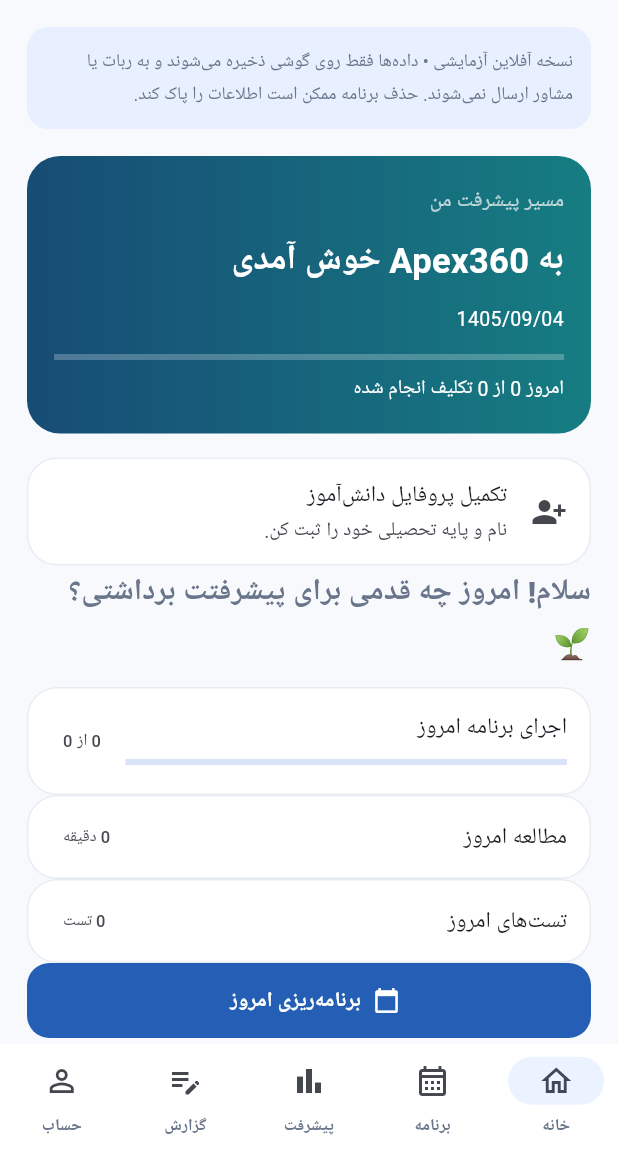
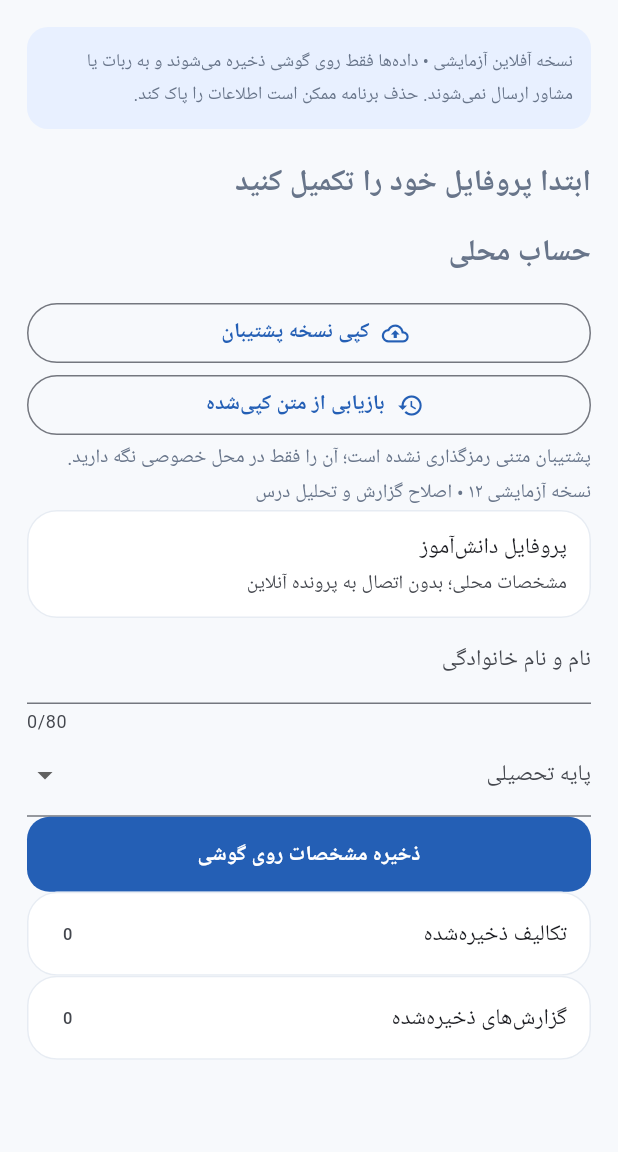
Before and after one commit to mohsentsani-eng/telegram-bot, a Flutter app: the ApexDemoScreen screen opened directly, on a phone screen of 412 x 824 dp, the part 84-1236 px from its top. Run offline on Flutter 3.47's test engine with Material 3 defaults, Android fonts, the phone set to English and light mode, and no system bars; our stand-ins replace flutter_secure_storage, shamsi_date, shared_preferences; accounts and stored records are empty; Roboto replaces fonts that are missing (Vazirmatn).

Commit message:
Require local onboarding and standardized grade and track selection

```diff
--- a/mobile_app/lib/screens/apex_demo_screen.dart
+++ b/mobile_app/lib/screens/apex_demo_screen.dart
@@ -452,6 +452,15 @@ class _ApexDemoScreenState extends State<ApexDemoScreen> {
       if (mounted) ScaffoldMessenger.of(context).showSnackBar(const SnackBar(content: Text('بازیابی ناموفق بود؛ نسخه پشتیبان معتبر را کپی کنید.')));
     }
   }
+  static const grades = ['اول','دوم','سوم','چهارم','پنجم','ششم','هفتم','هشتم','نهم','دهم','یازدهم','دوازدهم'];
+  static const tracks = ['ریاضی','تجربی','انسانی','معارف','فنی‌وحرفه‌ای','کاردانش','سایر'];
+  String normalizedGrade(String value) {
+    var v = value.trim();
+    for (var i = 0; i < 10; i++) { v = v.replaceAll('۰۱۲۳۴۵۶۷۸۹'[i], '$i'); }
+    final n = int.tryParse(v);
+    return n != null && n >= 1 && n <= 12 ? grades[n-1] : v;
+  }
+  bool get profileComplete => studentName.trim().isNotEmpty && grades.contains(normalizedGrade(studentGrade)) && (!grades.skip(9).contains(normalizedGrade(studentGrade)) || tracks.contains(studentTrack));
   Widget account() => Column(crossAxisAlignment: CrossAxisAlignment.stretch, children: [
     heading('حساب محلی'),
     OutlinedButton.icon(onPressed: exportBackup, icon: const Icon(Icons.backup_outlined), label: const Text('کپی نسخه پشتیبان')),
@@ -462,14 +471,14 @@ class _ApexDemoScreenState extends State<ApexDemoScreen> {
     const Card(child: ListTile(title: Text('پروفایل دانش‌آموز'),
       subtitle: Text('مشخصات محلی؛ بدون اتصال به پرونده آنلاین'))),
     TextField(controller: nameController, maxLength: 80, decoration: const InputDecoration(labelText: 'نام و نام خانوادگی')),
-    TextField(controller: gradeController, maxLength: 30, decoration: const InputDecoration(labelText: 'پایه تحصیلی')),
-    TextField(controller: trackController, maxLength: 40, decoration: const InputDecoration(labelText: 'رشته تحصیلی (در صورت وجود)')),
+    DropdownButtonFormField<String>(key: ValueKey('grade-$studentGrade'), initialValue: grades.contains(normalizedGrade(gradeController.text)) ? normalizedGrade(gradeController.text) : null, decoration: const InputDecoration(labelText: 'پایه تحصیلی'), items: grades.map((v) => DropdownMenuItem(value: v, child: Text(v))).toList(), onChanged: (v) => setState(() { gradeController.text = v ?? ''; if (!grades.skip(9).contains(v)) trackController.clear(); })),
+    if (grades.skip(9).contains(normalizedGrade(gradeController.text))) DropdownButtonFormField<String>(key: ValueKey('track-$studentTrack'), initialValue: tracks.contains(trackController.text) ? trackController.text : null, decoration: const InputDecoration(labelText: 'رشته تحصیلی'), items: tracks.map((v) => DropdownMenuItem(value: v, child: Text(v))).toList(), onChanged: (v) => setState(() => trackController.text = v ?? '')),
     FilledButton(onPressed: () async {
-      if (nameController.text.trim().isEmpty || gradeController.text.trim().isEmpty) {
+      if (nameController.text.trim().isEmpty || !grades.contains(normalizedGrade(gradeController.text)) || (grades.skip(9).contains(normalizedGrade(gradeController.text)) && !tracks.contains(trackController.text))) {
         ScaffoldMessenger.of(context).showSnackBar(const SnackBar(content: Text('نام و پایه تحصیلی را وارد کنید.')));
         return;
       }
-      setState(() { studentName = nameController.text.trim(); studentGrade = gradeController.text.trim(); studentTrack = trackController.text.trim(); });
+      setState(() { studentName = nameController.text.trim(); studentGrade = normalizedGrade(gradeController.text); studentTrack = grades.skip(9).contains(studentGrade) ? trackController.text.trim() : ''; tab = 0; });
       await save();
     }, child: const Text('ذخیره مشخصات روی گوشی')),
     Card(child: ListTile(title: const Text('تکالیف ذخیره‌شده'), trailing: Text(tasks.length.toString()))),
@@ -486,13 +495,14 @@ class _ApexDemoScreenState extends State<ApexDemoScreen> {
             child: const Text('نسخه آفلاین آزمایشی • داده‌ها فقط روی گوشی ذخیره می‌شوند و به ربات یا مشاور ارسال نمی‌شوند. حذف برنامه ممکن است اطلاعات را پاک کند.',
               style: TextStyle(fontSize: 12, height: 1.8))),
           const SizedBox(height: 18),
-          if (tab == 0) home(),
-          if (tab == 1) plan(),
-          if (tab == 2) progress(),
-          if (tab == 3) report(),
-          if (tab == 4) account(),
+          if (!profileComplete) ...[heading('ابتدا پروفایل خود را تکمیل کنید'), account()],
+          if (profileComplete && tab == 0) home(),
+          if (profileComplete && tab == 1) plan(),
+          if (profileComplete && tab == 2) progress(),
+          if (profileComplete && tab == 3) report(),
+          if (profileComplete && tab == 4) account(),
         ])),
-      bottomNavigationBar: NavigationBar(selectedIndex: tab,
+      bottomNavigationBar: !ready || !profileComplete ? null : NavigationBar(selectedIndex: tab,
         onDestinationSelected: (v) => setState(() => tab = v),
         destinations: const [
           NavigationDestination(icon: Icon(Icons.home_outlined), label: 'خانه'),
```
